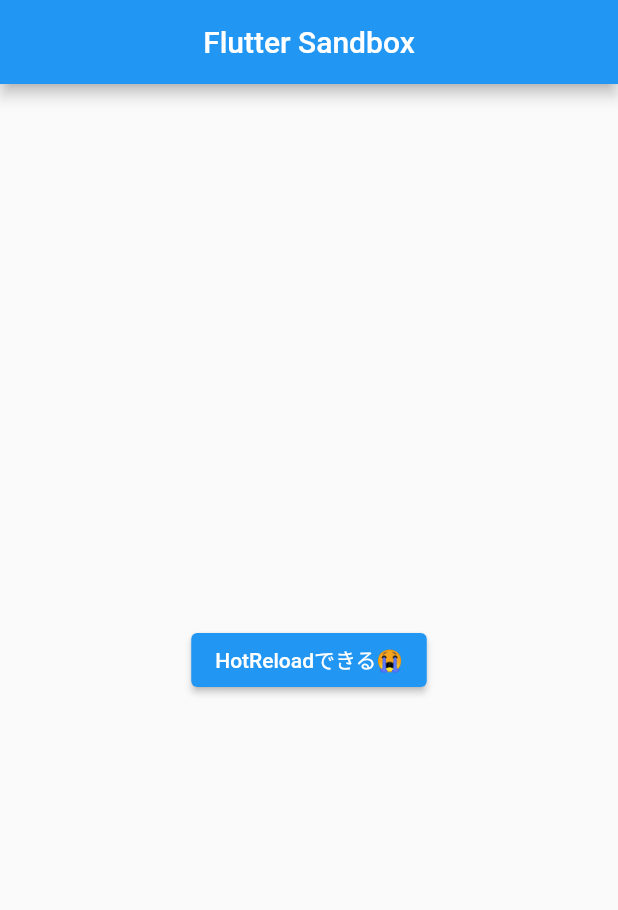
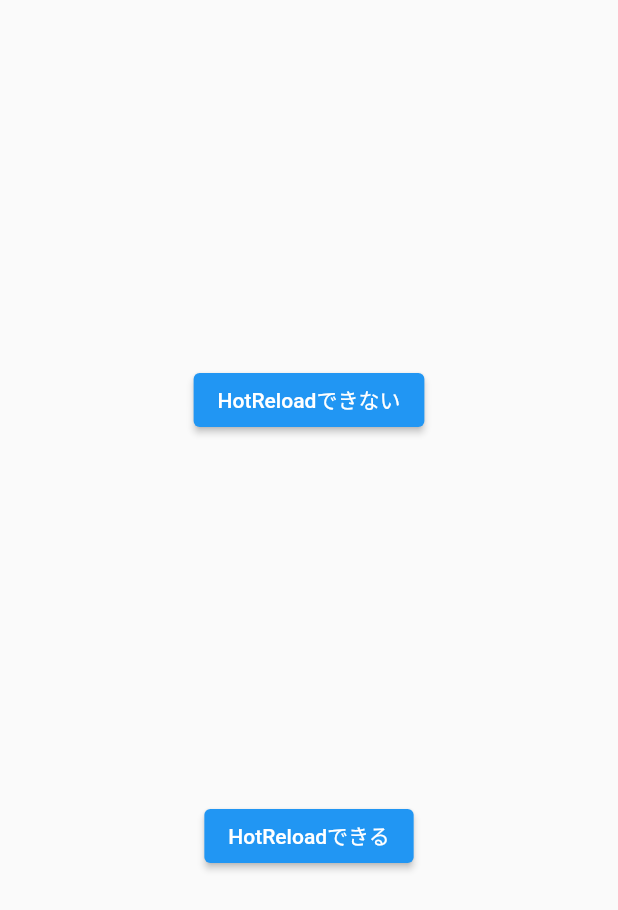
Before and after one commit to naoyukifuruta/sandbox, a Flutter app: the screen it shows after launch, on a phone screen of 412 x 824 dp. Shown: the top 910 px of the screen. Run offline on Flutter 3.47's test engine with Material 2 defaults, Android fonts, the light colour scheme and no system bars.

Commit message:
ホットリロードできるダイアログ

```diff
--- /dev/null
+++ b/lib/enable_hotreload_dialog.dart
@@ -0,0 +1,60 @@
+import 'package:flutter/material.dart';
+
+class EnableHotreloadDialog extends StatefulWidget {
+  const EnableHotreloadDialog({Key? key}) : super(key: key);
+
+  @override
+  State<EnableHotreloadDialog> createState() => _HogeState();
+}
+
+class _HogeState extends State<EnableHotreloadDialog> {
+  @override
+  Widget build(BuildContext context) {
+    return Scaffold(
+      body: Center(
+        child: Column(
+          mainAxisAlignment: MainAxisAlignment.spaceEvenly,
+          children: [
+            ElevatedButton(
+              onPressed: () {
+                showDialog(
+                  context: context,
+                  builder: (context) {
+                    return const AlertDialog(
+                      content: Text('ここのテキストを変えてHotReload'),
+                    );
+                  },
+                );
+              },
+              child: const Text('HotReloadできない'),
+            ),
+            ElevatedButton(
+              onPressed: () {
+                showDialog(
+                  context: context,
+                  builder: (context) {
+                    return const DemoDialog();
+                  },
+                );
+              },
+              child: const Text('HotReloadできる'),
+            ),
+          ],
+        ),
+      ),
+    );
+  }
+}
+
+class DemoDialog extends StatelessWidget {
+  const DemoDialog({
+    Key? key,
+  }) : super(key: key);
+
+  @override
+  Widget build(BuildContext context) {
+    return const AlertDialog(
+      content: Text('ここのテキストを変えてHotReload'),
+    );
+  }
+}
--- a/lib/main.dart
+++ b/lib/main.dart
@@ -1,17 +1,15 @@
 import 'package:flutter/material.dart';
-import 'package:sandbox/first_page.dart';
+import 'package:sandbox/enable_hotreload_dialog.dart';
 
-void main() {
+void main() async {
+  WidgetsFlutterBinding.ensureInitialized();
   runApp(const MyApp());
 }
 
 class MyApp extends StatelessWidget {
   const MyApp({Key? key}) : super(key: key);
-
   @override
   Widget build(BuildContext context) {
-    return MaterialApp(
-      home: FirstPage(),
-    );
+    return const MaterialApp(home: EnableHotreloadDialog());
   }
 }
```
Also changed, not shown: 3 other files.
